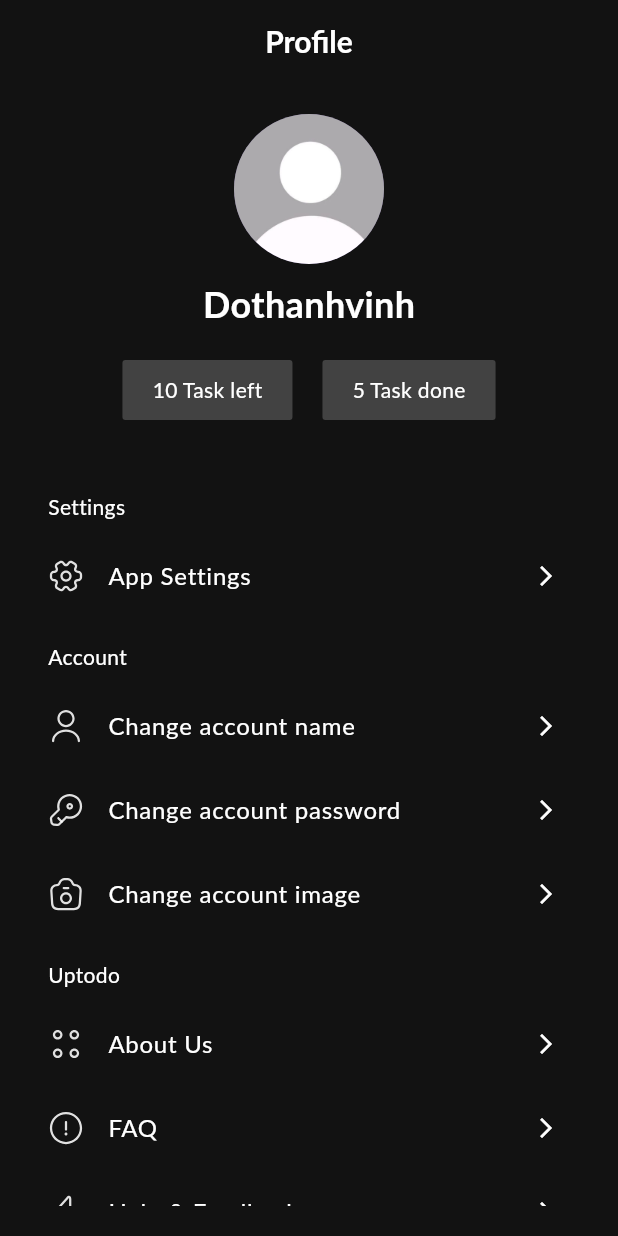
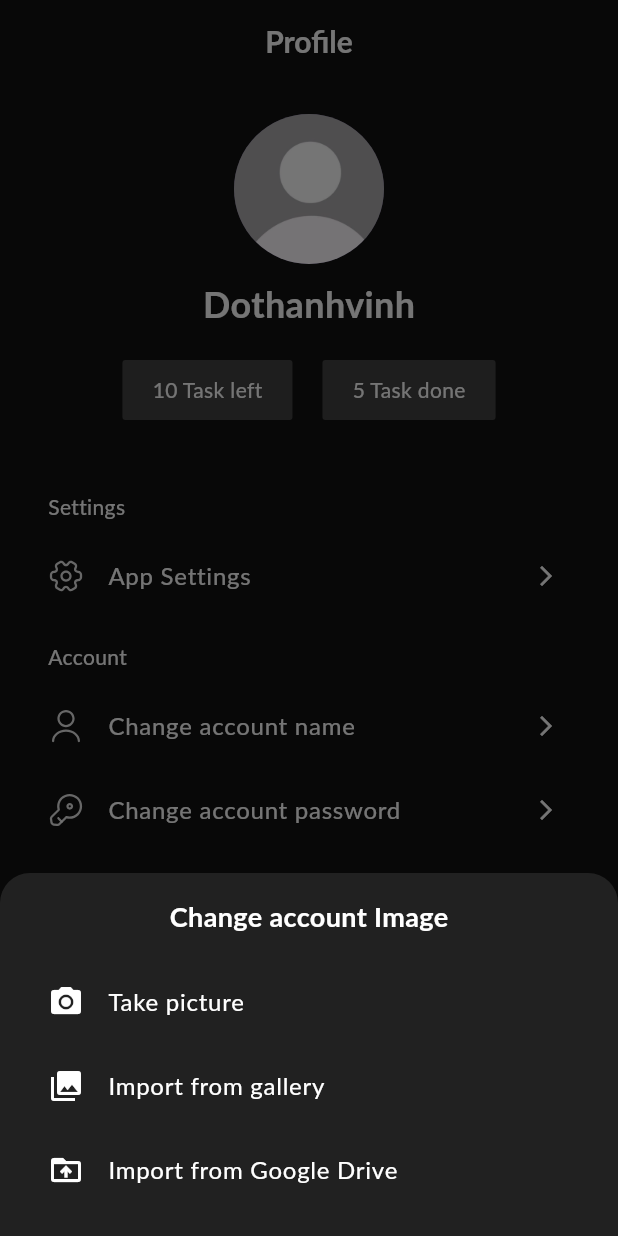
Before and after one commit to vinhdevz/note_app, a Flutter app: the ProfileScreen screen opened by its route, after a tap on "Change account image", on a phone screen of 412 x 824 dp. Run offline on Flutter 3.47's test engine with Material 3 defaults, Android fonts, the phone set to English and light mode, and no system bars; our stand-ins replace flutter_svg, image_picker, sqflite, table_calendar; accounts and stored records are empty; Roboto replaces fonts that are missing (Lato).

```diff
--- a/lib/home/profile_screen.dart
+++ b/lib/home/profile_screen.dart
@@ -1,7 +1,9 @@
+import 'dart:io';
 import 'package:flutter/material.dart';
 import 'package:flutter_svg/flutter_svg.dart';
 import 'package:flutter_todo_app/constants/color.dart';
 import 'package:flutter_todo_app/home/setting_screen.dart';
+import 'package:image_picker/image_picker.dart';
 import '../database/user_db.dart';
 
 class ProfileScreen extends StatefulWidget {
@@ -20,6 +22,7 @@ class ProfileScreen extends StatefulWidget {
 
 class _ProfileScreenState extends State<ProfileScreen> {
   late String _username;
+  File? _selectedImage;
 
   @override
   void initState() {
@@ -31,6 +34,73 @@ class _ProfileScreenState extends State<ProfileScreen> {
     setState(() {
       _username = newUsername;
     });
+  }
+
+  void _pickImage(ImageSource source) async {
+    final picker = ImagePicker();
+    final pickedImage = await picker.pickImage(source: source);
+    if (pickedImage != null) {
+      setState(() {
+        _selectedImage = File(pickedImage.path);
+      });
+    }
+  }
+
+  void _showImageSourceSheet(BuildContext context) {
+    showModalBottomSheet(
+      context: context,
+      backgroundColor: Colors.grey[900],
+      shape: const RoundedRectangleBorder(
+        borderRadius: BorderRadius.vertical(top: Radius.circular(20)),
+      ),
+      builder: (_) {
+        return Padding(
+          padding: const EdgeInsets.all(16.0),
+          child: Column(
+            mainAxisSize: MainAxisSize.min,
+            children: [
+              const Text(
+                'Change account Image',
+                style: TextStyle(
+                    fontSize: 18, fontWeight: FontWeight.bold, color: tdWhite),
+              ),
+              const SizedBox(height: 16),
+              ListTile(
+                leading: const Icon(Icons.camera_alt, color: tdWhite),
+                title: const Text('Take picture',
+                    style: TextStyle(color: tdWhite)),
+                onTap: () {
+                  Navigator.pop(context);
+                  _pickImage(ImageSource.camera);
+                },
+              ),
+              ListTile(
+                leading: const Icon(Icons.photo_library, color: tdWhite),
+                title: const Text('Import from gallery',
+                    style: TextStyle(color: tdWhite)),
+                onTap: () {
+                  Navigator.pop(context);
+                  _pickImage(ImageSource.gallery);
+                },
+              ),
+              ListTile(
+                leading: const Icon(Icons.drive_folder_upload, color: tdWhite),
+                title: const Text('Import from Google Drive',
+                    style: TextStyle(color: tdWhite)),
+                onTap: () {
+                  Navigator.pop(context);
+                  ScaffoldMessenger.of(context).showSnackBar(
+                    const SnackBar(
+                        content:
+                            Text('Google Drive integration not implemented')),
+                  );
+                },
+              ),
+            ],
+          ),
+        );
+      },
+    );
   }
 
   @override
@@ -57,8 +127,11 @@ class _ProfileScreenState extends State<ProfileScreen> {
         child: Column(
           crossAxisAlignment: CrossAxisAlignment.center,
           children: [
-            const CircleAvatar(
-              backgroundImage: AssetImage('assets/images/avatar.png'),
+            CircleAvatar(
+              backgroundImage: _selectedImage != null
+                  ? FileImage(_selectedImage!)
+                  : const AssetImage('assets/images/avatar.png')
+                      as ImageProvider,
               radius: 50,
             ),
             const SizedBox(height: 10),
@@ -75,39 +148,9 @@ class _ProfileScreenState extends State<ProfileScreen> {
             Row(
               mainAxisAlignment: MainAxisAlignment.center,
               children: [
-                Container(
-                  padding:
-                      const EdgeInsets.symmetric(horizontal: 20, vertical: 10),
-                  decoration: BoxDecoration(
-                    color: Colors.grey[800],
-                    borderRadius: BorderRadius.circular(2),
-                  ),
-                  child: const Text(
-                    '10 Task left',
-                    style: TextStyle(
-                      color: tdWhite,
-                      fontSize: 14,
-                      fontFamily: 'Lato',
-                    ),
-                  ),
-                ),
+                _buildInfoBox('10 Task left'),
                 const SizedBox(width: 20),
-                Container(
-                  padding:
-                      const EdgeInsets.symmetric(horizontal: 20, vertical: 10),
-                  decoration: BoxDecoration(
-                    color: Colors.grey[800],
-                    borderRadius: BorderRadius.circular(2),
-                  ),
-                  child: const Text(
-                    '5 Task done',
-                    style: TextStyle(
-                      color: tdWhite,
-                      fontSize: 14,
-                      fontFamily: 'Lato',
-                    ),
-                  ),
-                ),
+                _buildInfoBox('5 Task done'),
               ],
             ),
             const SizedBox(height: 32),
@@ -119,36 +162,30 @@ class _ProfileScreenState extends State<ProfileScreen> {
                     context,
                     'App Settings',
                     'assets/icons/setting.svg',
-                    () {
-                      Navigator.push(
-                        context,
-                        MaterialPageRoute(
-                            builder: (context) => const SettingScreen()),
-                      );
-                    },
+                    () => Navigator.push(
+                      context,
+                      MaterialPageRoute(
+                          builder: (context) => const SettingScreen()),
+                    ),
                   ),
                   _buildSectionTitle('Account'),
                   _buildProfileOption(
                     context,
                     'Change account name',
                     'assets/icons/user.svg',
-                    () {
-                      _showChangeNameDialog(context);
-                    },
+                    () => _showChangeNameDialog(context),
                   ),
                   _buildProfileOption(
                     context,
                     'Change account password',
                     'assets/icons/key.svg',
-                    () {
-                      _showChangePassDialog(context);
-                    },
+                    () => _showChangePassDialog(context),
                   ),
                   _buildProfileOption(
                     context,
                     'Change account image',
                     'assets/icons/camera.svg',
-                    () {},
+                    () => _showImageSourceSheet(context),
                   ),
                   _buildSectionTitle('Uptodo'),
                   _buildProfileOption(
@@ -169,6 +206,75 @@ class _ProfileScreenState extends State<ProfileScreen> {
     );
   }
 
+  Widget _buildInfoBox(String text) {
+    return Container(
+      padding: const EdgeInsets.symmetric(horizontal: 20, vertical: 10),
+      decoration: BoxDecoration(
+        color: Colors.grey[800],
+        borderRadius: BorderRadius.circular(2),
+      ),
+      child: Text(
+        text,
+        style: const TextStyle(
+          color: tdWhite,
+          fontSize: 14,
+          fontFamily: 'Lato',
+        ),
+      ),
+    );
+  }
+
+  Widget _buildSectionTitle(String title) {
+    return Padding(
+      padding: const EdgeInsets.only(left: 16.0, top: 16.0, bottom: 8.0),
+      child: Text(
+        title,
+        style: const TextStyle(
+          color: tdWhite,
+          fontSize: 14,
+          fontWeight: FontWeight.w400,
+          fontFamily: 'Lato',
+        ),
+      ),
+    );
+  }
+
+  Widget _buildProfileOption(
+      BuildContext context, String title, String iconPath, VoidCallback onTap) {
+    return ListTile(
+      leading: SvgPicture.asset(iconPath, width: 24, height: 24),
+      title: Text(
+        title,
+        style: const TextStyle(
+          color: tdWhite,
+          fontSize: 16,
+          fontFamily: 'Lato',
+        ),
+      ),
+      trailing: const Icon(Icons.arrow_forward_ios, color: tdWhite, size: 16),
+      onTap: onTap,
+    );
+  }
+
+  Widget _buildLogout(BuildContext context) {
+    return ListTile(
+      leading: SvgPicture.asset(
+        'assets/icons/logout.svg',
+        width: 24,
+        height: 24,
+      ),
+      title: const Text(
+        'Log out',
+        style: TextStyle(
+          color: Colors.red,
+          fontSize: 16,
+          fontFamily: 'Lato',
+        ),
+      ),
+      onTap: () => _showLogoutDialog(context),
+    );
+  }
+
   void _showLogoutDialog(BuildContext context) {
     showDialog(
       context: context,
@@ -181,7 +287,7 @@ class _ProfileScreenState extends State<ProfileScreen> {
           content: const Text('Choose how you want to log out.'),
           actions: [
             TextButton(
-              onPressed: () async {
+              onPressed: () {
                 Navigator.of(context).pop();
                 Navigator.of(context).pushReplacementNamed('/login');
               },
@@ -206,25 +312,6 @@ class _ProfileScreenState extends State<ProfileScreen> {
     Navigator.of(context).pushNamedAndRemoveUntil('/intro', (route) => false);
   }
 
-  Widget _buildLogout(BuildContext context) {
-    return ListTile(
-      leading: SvgPicture.asset(
-        'assets/icons/logout.svg',
-        width: 24,
-        height: 24,
-      ),
-      title: const Text(
-        'Log out',
-        style: TextStyle(
-          color: Colors.red,
-          fontSize: 16,
-          fontFamily: 'Lato',
-        ),
-      ),
-      onTap: () => _showLogoutDialog(context),
-    );
-  }
-
   void _showChangePassDialog(BuildContext context) {
     final oldPasswordController = TextEditingController();
     final newPasswordController = TextEditingController();
@@ -234,14 +321,8 @@ class _ProfileScreenState extends State<ProfileScreen> {
       builder: (BuildContext context) {
         return AlertDialog(
           backgroundColor: Colors.grey[900],
-          title: const Text(
-            'Change account Password',
-            style: TextStyle(
-              color: tdWhite,
-              fontSize: 18,
-              fontFamily: 'Lato',
-            ),
-          ),
+          title: const Text('Change account Password',
+              style: TextStyle(color: tdWhite, fontSize: 18)),
           content: Column(
             mainAxisSize: MainAxisSize.min,
             children: [
@@ -253,10 +334,7 @@ class _ProfileScreenState extends State<ProfileScreen> {
           actions: [
             TextButton(
               onPressed: () => Navigator.of(context).pop(),
-              child: const Text(
-                'Cancel',
-                style: TextStyle(color: tdWhite, fontSize: 16),
-              ),
+              child: const Text('Cancel', style: TextStyle(color: tdWhite)),
             ),
             ElevatedButton(
               onPressed: () => _handleChangePassword(
@@ -266,17 +344,8 @@ class _ProfileScreenState extends State<ProfileScreen> {
               ),
               style: ElevatedButton.styleFrom(
                 backgroundColor: tdDarkPurple,
-                shape: RoundedRectangleBorder(
-                  borderRadius: BorderRadius.circular(6),
-                ),
               ),
-              child: const Text(
-                'Edit',
-                style: TextStyle(
-                  color: tdWhite,
-                  fontSize: 16,
-                ),
-              ),
+              child: const Text('Edit', style: TextStyle(color: tdWhite)),
             ),
           ],
         );
@@ -284,10 +353,7 @@ class _ProfileScreenState extends State<ProfileScreen> {
     );
   }
 
-  Widget _buildPasswordField(
-    TextEditingController controller,
-    String label,
-  ) {
+  Widget _buildPasswordField(TextEditingController controller, String label) {
     return TextFormField(
       controller: controller,
       obscureText: true,
@@ -300,7 +366,6 @@ class _ProfileScreenState extends State<ProfileScreen> {
         fillColor: Colors.grey[850],
         border: OutlineInputBorder(
           borderRadius: BorderRadius.circular(6),
-          borderSide: const BorderSide(color: Colors.grey),
         ),
         enabledBorder: OutlineInputBorder(
           borderRadius: BorderRadius.circular(6),
@@ -348,31 +413,23 @@ class _ProfileScreenState extends State<ProfileScreen> {
   }
 
   void _showChangeNameDialog(BuildContext context) {
-    TextEditingController nameController =
-        TextEditingController(text: _username);
+    final nameController = TextEditingController(text: _username);
 
     showDialog(
       context: context,
       builder: (BuildContext context) {
         return AlertDialog(
           backgroundColor: Colors.grey[900],
-          title: const Text(
-            'Change account name',
-            style: TextStyle(
-              color: tdWhite,
-              fontSize: 18,
-              fontFamily: 'Lato',
-            ),
-          ),
+          title: const Text('Change account name',
+              style: TextStyle(color: tdWhite, fontSize: 18)),
           content: TextField(
             controller: nameController,
-            style: const TextStyle(color: tdWhite, fontFamily: 'Lato'),
+            style: const TextStyle(color: tdWhite),
             decoration: InputDecoration(
               filled: true,
               fillColor: Colors.grey[800],
               hintText: 'Enter new name',
-              hintStyle:
-                  const TextStyle(color: Colors.grey, fontFamily: 'Lato'),
+              hintStyle: const TextStyle(color: Colors.grey),
               border: OutlineInputBorder(
                 borderRadius: BorderRadius.circular(6),
                 borderSide: BorderSide.none,
@@ -381,34 +438,15 @@ class _ProfileScreenState extends State<ProfileScreen> {
           ),
           actions: [
             TextButton(
-              onPressed: () {
-                Navigator.of(context).pop();
-              },
-              child: const Text(
-                'Cancel',
-                style: TextStyle(
-                  color: tdWhite,
-                  fontSize: 16,
-                  fontFamily: 'Lato',
-                ),
-              ),
+              onPressed: () => Navigator.of(context).pop(),
+              child: const Text('Cancel', style: TextStyle(color: tdWhite)),
             ),
             ElevatedButton(
               onPressed: () => _handleEditUserName(context, nameController),
               style: ElevatedButton.styleFrom(
                 backgroundColor: Colors.deepPurple,
-                shape: RoundedRectangleBorder(
-                  borderRadius: BorderRadius.circular(6),
-                ),
               ),
-              child: const Text(
-                'Edit',
-                style: TextStyle(
-                  color: tdWhite,
-                  fontSize: 16,
-                  fontFamily: 'Lato',
-                ),
-              ),
+              child: const Text('Edit', style: TextStyle(color: tdWhite)),
             ),
           ],
         );
@@ -428,44 +466,4 @@ class _ProfileScreenState extends State<ProfileScreen> {
     }
     Navigator.of(context).pop();
   }
-
-  Widget _buildProfileOption(
-      BuildContext context, String title, String iconPath, VoidCallback onTap) {
-    return ListTile(
-      leading: SvgPicture.asset(
-        iconPath,
-        width: 24,
-        height: 24,
-      ),
-      title: Text(
-        title,
-        style: const TextStyle(
-          color: tdWhite,
-          fontSize: 16,
-          fontFamily: 'Lato',
-        ),
-      ),
-      trailing: const Icon(
-        Icons.arrow_forward_ios,
-        color: tdWhite,
-        size: 16,
-      ),
-      onTap: onTap,
-    );
-  }
-
-  Widget _buildSectionTitle(String title) {
-    return Padding(
-      padding: const EdgeInsets.only(left: 16.0, top: 16.0, bottom: 8.0),
-      child: Text(
-        title,
-        style: const TextStyle(
-          color: tdWhite,
-          fontSize: 14,
-          fontWeight: FontWeight.w400,
-          fontFamily: 'Lato',
-        ),
-      ),
-    );
-  }
 }
--- a/pubspec.yaml
+++ b/pubspec.yaml
@@ -7,6 +7,7 @@ environment:
   sdk: ">=3.3.4 <4.0.0"
 
 dependencies:
+  image_picker: ^1.0.4
   sqflite: ^2.3.0
   path_provider: ^2.1.0
   flutter:
```
Also changed, not shown: lib/database/user_db.dart (+12 -8 lines), 2 other files.
